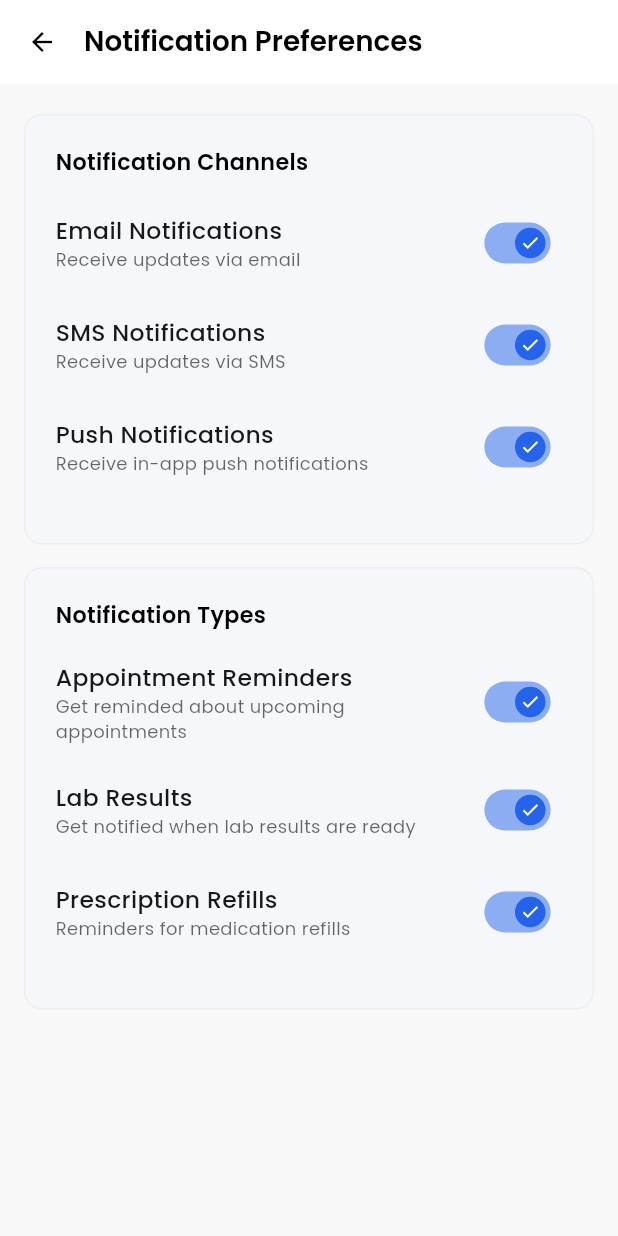
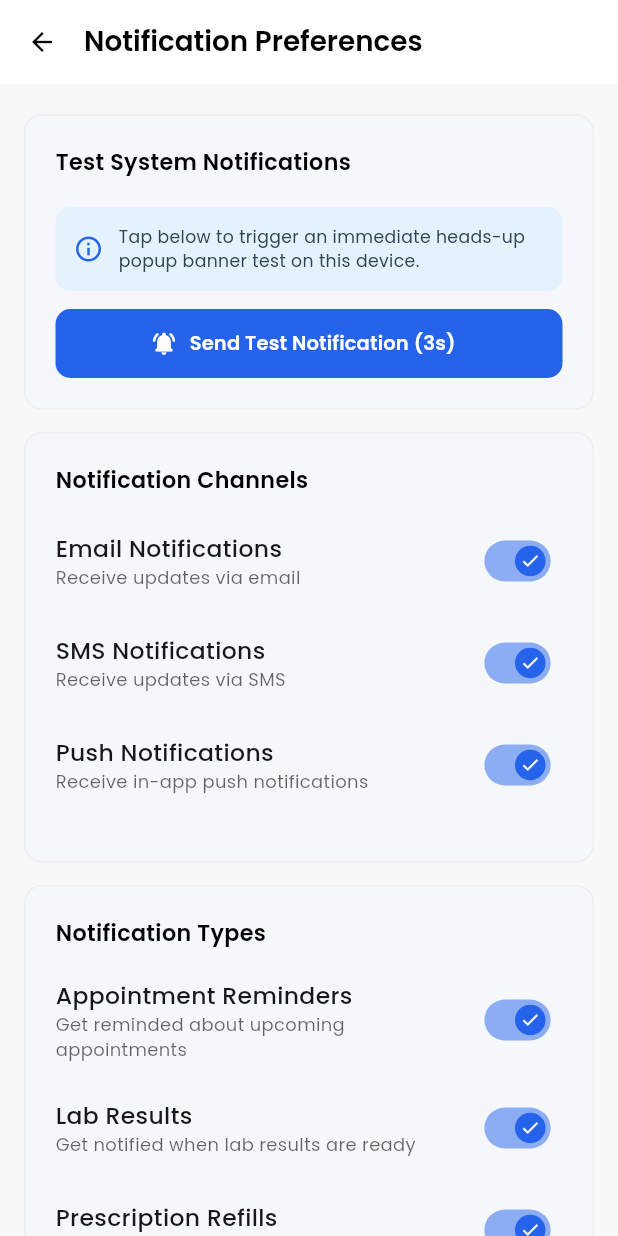
Before and after one commit to YiraApp/yira_clinx_mobile, a Flutter app: the NotificationSettingsScreen screen opened by its route, on a phone screen of 412 x 824 dp. Run offline on Flutter 3.47's test engine with Material 3 defaults, Android fonts, the phone set to English and light mode, and no system bars; our stand-ins replace bloc, cached_network_image, connectivity_plus, country_code_picker, device_info_plus, dio and 23 more; missing offline and left inert: custom_pop_up_menu, fancy_password_field, mobile_scanner, syncfusion_flutter_pdfviewer; accounts and stored records are empty; generated files the repository leaves out were written again.

Commit message:
new notification chnages

```diff
--- a/lib/core/services/notification_services/notification_services.dart
+++ b/lib/core/services/notification_services/notification_services.dart
@@ -220,12 +220,29 @@ class NotificationService {
   Future<void> syncFcmTokenWithBackend() async {
     try {
       final String token = await FcmTokenHelper.getProductionFcmToken();
+      debugPrint("\n========================================================");
+      debugPrint("🔥 [FCM] YOUR DEVICE TOKEN: $token");
+      debugPrint("========================================================\n");
       if (token.isNotEmpty && token != 'no_token_available') {
         await _sendTokenToBackend(token);
       }
     } catch (e) {
       debugPrint("syncFcmTokenWithBackend error: $e");
     }
+  }
+
+  /// Triggers a test local notification popup (heads-up banner with sound) after a brief delay
+  Future<void> sendTestNotification({int delaySeconds = 3}) async {
+    Future.delayed(Duration(seconds: delaySeconds), () {
+      showNotification(
+        title: "Test Alert • Dr. Appointment",
+        body: "Dr. Rajesh Sharma confirmed your appointment for 04:30 PM today!",
+        payload: jsonEncode({
+          "type": "APPOINTMENT_BOOKED",
+          "route": "/patientDashboard",
+        }),
+      );
+    });
   }
 
   Future<void> _sendTokenToBackend(String token) async {
--- a/lib/features/presentation/settings/notification_settings_screen.dart
+++ b/lib/features/presentation/settings/notification_settings_screen.dart
@@ -1,6 +1,8 @@
 import 'package:flutter/material.dart';
 import 'package:flutter_bloc/flutter_bloc.dart';
+import 'package:yiraclinics/core/colors/colors.dart';
 import 'package:yiraclinics/core/common_appbar/common_app_bar.dart';
+import 'package:yiraclinics/core/services/notification_services/notification_services.dart';
 import 'package:yiraclinics/features/presentation/settings/setting_bloc/setting_bloc.dart';
 
 import '../../../core/common_size_helpers/common_size_helpers.dart';
@@ -14,7 +16,7 @@ class NotificationSettingsScreen extends StatelessWidget {
   Widget build(BuildContext context) {
     final theme = Theme.of(context);
     final isDark = theme.brightness == Brightness.dark;
-final bool isTab =  isTablet(context);
+    final bool isTab = isTablet(context);
     return Scaffold(
       backgroundColor: theme.scaffoldBackgroundColor,
       appBar: CommonAppBar(
@@ -37,7 +39,74 @@ final bool isTab =  isTablet(context);
               crossAxisAlignment: CrossAxisAlignment.start,
               children: [
                 _buildCardGroup(
-                  isTab:isTab,
+                  isTab: isTab,
+                  context,
+                  theme: theme,
+                  title: "Test System Notifications",
+                  children: [
+                    Container(
+                      padding: const EdgeInsets.all(12),
+                      decoration: BoxDecoration(
+                        color: isDark ? Colors.white10 : Colors.blue.shade50,
+                        borderRadius: BorderRadius.circular(10),
+                      ),
+                      child: Row(
+                        children: [
+                          const Icon(Icons.info_outline, color: primaryColor, size: 20),
+                          const SizedBox(width: 10),
+                          Expanded(
+                            child: Text(
+                              "Tap below to trigger an immediate heads-up popup banner test on this device.",
+                              style: TextStyle(
+                                fontFamily: appPoppinFont,
+                                fontSize: isTab ? 13 : 11.5,
+                                color: isDark ? Colors.white70 : const Color(0xFF334155),
+                              ),
+                            ),
+                          ),
+                        ],
+                      ),
+                    ),
+                    const SizedBox(height: 12),
+                    SizedBox(
+                      width: double.infinity,
+                      height: 46,
+                      child: ElevatedButton.icon(
+                        icon: const Icon(Icons.notifications_active_rounded, color: Colors.white, size: 18),
+                        label: const Text(
+                          "Send Test Notification (3s)",
+                          style: TextStyle(
+                            fontFamily: appPoppinFont,
+                            fontWeight: FontWeight.w600,
+                            color: Colors.white,
+                            fontSize: 13,
+                          ),
+                        ),
+                        style: ElevatedButton.styleFrom(
+                          backgroundColor: primaryColor,
+                          shape: RoundedRectangleBorder(
+                            borderRadius: BorderRadius.circular(10),
+                          ),
+                          elevation: 0,
+                        ),
+                        onPressed: () {
+                          NotificationService.instance.sendTestNotification(delaySeconds: 3);
+                          ScaffoldMessenger.of(context).showSnackBar(
+                            const SnackBar(
+                              content: Text("Test notification will pop up in 3 seconds! You can stay here or minimize the app."),
+                              backgroundColor: Colors.green,
+                              behavior: SnackBarBehavior.floating,
+                              duration: Duration(seconds: 3),
+                            ),
+                          );
+                        },
+                      ),
+                    ),
+                  ],
+                ),
+                const SizedBox(height: fieldSpace),
+                _buildCardGroup(
+                  isTab: isTab,
                   context,
                   theme: theme,
                   title: "Notification Channels",
@@ -67,7 +136,7 @@ final bool isTab =  isTablet(context);
                 ),
                 const SizedBox(height: fieldSpace),
                 _buildCardGroup(
-                  isTab:isTab,
+                  isTab: isTab,
                   context,
                   theme: theme,
                   title: "Notification Types",
@@ -189,7 +258,7 @@ class _NotificationTile extends StatelessWidget {
               value: value,
               onChanged: onChanged,
               activeThumbColor: theme.primaryColor,
-              activeTrackColor: theme.primaryColor.withOpacity(0.5),
+              activeTrackColor: theme.primaryColor.withValues(alpha: 0.5),
               inactiveTrackColor: theme.brightness == Brightness.dark
                   ? Colors.white10
                   : Colors.grey.shade200,
```
